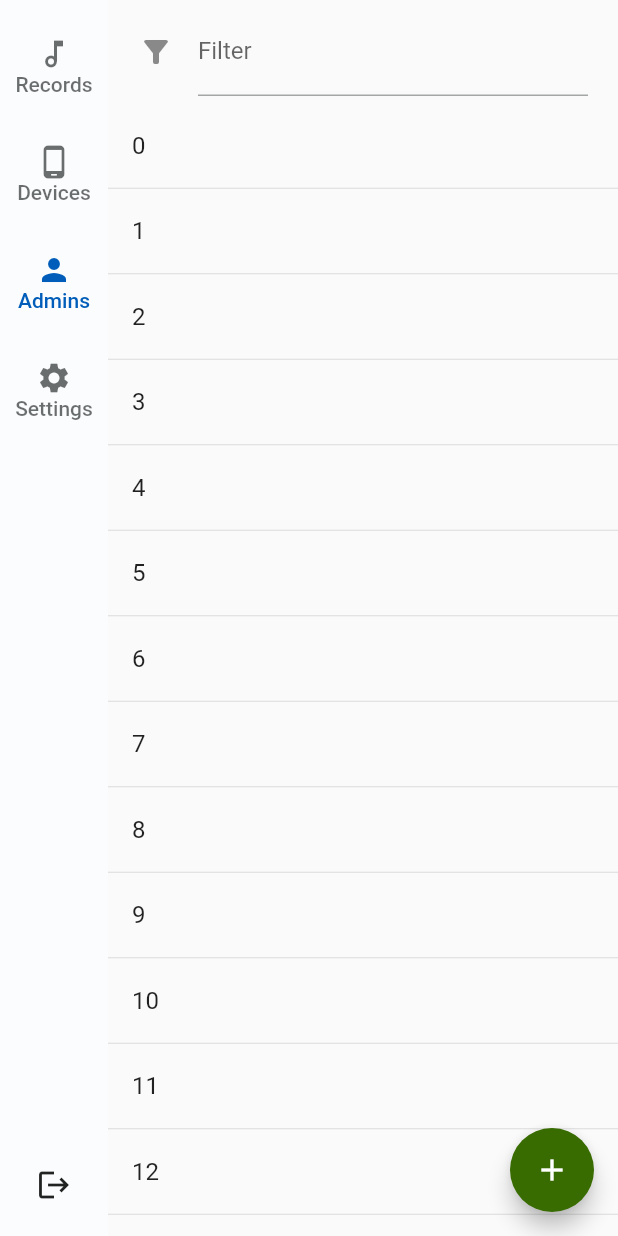
After one commit to we-kode/mml.administration-app, a Flutter app: the MainScreen screen opened directly, after a tap on "Devices", after a tap on "Admins", on a phone screen of 412 x 824 dp. The commit adds this screen. Run offline on Flutter 3.47's test engine with Material 2 defaults, Android fonts, the phone set to English and light mode, and no system bars; our stand-ins replace dio, flutter_secure_storage; accounts and stored records are empty; generated files the repository leaves out were written again.

Commit message:
WIP: Add listview component

```diff
--- /dev/null
+++ b/lib/components/async_list_view.dart
@@ -0,0 +1,152 @@
+import 'package:flutter/material.dart';
+import 'package:flutter_gen/gen_l10n/admin_app_localizations.dart';
+import 'package:mml_admin/components/horizontal_spacer.dart';
+
+class AsyncListView extends StatefulWidget {
+  Function<> loadData;
+
+  const AsyncListView({Key? key, required loadData}) : super(key: key);
+
+  @override
+  _AsyncListViewState createState() => _AsyncListViewState();
+}
+
+class _AsyncListViewState extends State<AsyncListView> {
+  bool _isInMultiSelectMode = false;
+  List<int> _selectedItems = [];
+  ScrollController _controller = ScrollController();
+
+
+
+  //controller.addListener(() {
+  //});
+
+  @override
+  Widget build(BuildContext context) {
+    var locales = AppLocalizations.of(context)!;
+
+    return Scaffold(
+      body: Column(
+        children: [
+          Padding(
+            padding: const EdgeInsets.symmetric(vertical: 5, horizontal: 20),
+            child: Row(
+              children: [
+                Expanded(
+                  child: TextField(
+                    decoration: InputDecoration(
+                      labelText: locales.filter,
+                      icon: const Icon(Icons.filter_list_alt),
+                    ),
+                    onChanged: (String filterText) {
+                      // TODO: Filter action
+                    },
+                  ),
+                ),
+                Visibility(
+                  visible: _isInMultiSelectMode,
+                  child: Padding(
+                    padding: const EdgeInsets.only(left: 20),
+                    child: Row(
+                      children: [
+                        IconButton(
+                          onPressed: () {
+                            setState(() {
+                              _isInMultiSelectMode = false;
+                              _selectedItems = [];
+                            });
+                          },
+                          icon: const Icon(Icons.close),
+                          tooltip: locales.cancel,
+                        ),
+                        horizontalSpacer,
+                        Text("${_selectedItems.length}"),
+                        horizontalSpacer,
+                        IconButton(
+                          onPressed: () {
+                            // TODO: Delete action
+                            setState(() {
+                              _isInMultiSelectMode = false;
+                              _selectedItems = [];
+                            });
+                          },
+                          icon: const Icon(Icons.remove),
+                          tooltip: locales.remove,
+                        ),
+                      ],
+                    ),
+                  ),
+                ),
+              ],
+            ),
+          ),
+          Expanded(
+            // TODO: Show Message for empty list and add infinite scroll/lazy loading
+            child: ListView.separated(
+              controller: _controller,
+              separatorBuilder: (context, index) {
+                return const Divider(
+                  height: 1,
+                );
+              },
+              itemBuilder: (context, index) {
+                return ListTile(
+                  leading: _isInMultiSelectMode
+                      ? Checkbox(
+                          onChanged: (_) {
+                            onItemChecked(index);
+                          },
+                          value: _selectedItems.contains(index),
+                        )
+                      : null,
+                  minVerticalPadding: 0,
+                  title: Text("$index"), // TODO: Display
+                  onTap: () {
+                    if (_isInMultiSelectMode) {
+                      onItemChecked(index);
+                    }
+                    // TODO: Edit action
+                  },
+                  onLongPress: () {
+                    if (!_isInMultiSelectMode) {
+                      setState(() {
+                        _isInMultiSelectMode = true;
+                      });
+                    }
+
+                    onItemChecked(index);
+                  },
+                );
+              },
+              itemCount: 50,
+            ),
+          ),
+        ],
+      ),
+      floatingActionButton: FloatingActionButton(
+        onPressed: () {}, // TODO: Add action
+        tooltip: locales.add,
+        child: const Icon(Icons.add),
+        // TODO: Visibility mode
+      ),
+    );
+  }
+
+  // TODO: Work with real items and guids
+  void onItemChecked(int index) {
+    if (_selectedItems.contains(index)) {
+      _selectedItems.remove(index);
+    } else {
+      _selectedItems.add(index);
+    }
+    setState(() {
+      _selectedItems = _selectedItems;
+    });
+  }
+
+  @override
+  void dispose() {
+    _controller.dispose();
+    super.dispose();
+  }
+}
--- /dev/null
+++ b/lib/components/horizontal_spacer.dart
@@ -0,0 +1,4 @@
+import 'package:flutter/material.dart';
+
+/// A horizontal spacer to be used for example in forms.
+const horizontalSpacer = SizedBox(width: 12);
--- a/lib/components/vertical_spacer.dart
+++ b/lib/components/vertical_spacer.dart
@@ -1,4 +1,4 @@
 import 'package:flutter/material.dart';
 
 /// A vertical spacer to be used for example in forms.
-const spacer = SizedBox(height: 12);
+const verticalSpacer = SizedBox(height: 12);
--- a/lib/l10n/admin_app_de.arb
+++ b/lib/l10n/admin_app_de.arb
@@ -33,5 +33,9 @@
   "settings": "Einstellungen",
   "logout": "Abmelden",
   "relogin": "Sie wurden automatisch abgemeldet! Bitte melden Sie sich neu an!",
-  "advanced": "Erweitert"
+  "advanced": "Erweitert",
+  "add": "Hinzufügen",
+  "remove": "Löschen",
+  "cancel": "Abbrechen",
+  "filter": "Filter"
 }
--- a/lib/l10n/admin_app_en.arb
+++ b/lib/l10n/admin_app_en.arb
@@ -26,5 +26,9 @@
   "settings": "Settings",
   "logout": "Logout",
   "relogin": "You were automatically logged out! Please login again!",
-  "advanced": "Advanced"
+  "advanced": "Advanced",
+  "add": "Add",
+  "remove": "Remove",
+  "cancel": "Cancel",
+  "filter": "Filter"
 }
--- a/lib/l10n/admin_app_ru.arb
+++ b/lib/l10n/admin_app_ru.arb
@@ -26,5 +26,9 @@
   "settings": "Настройки",
   "logout": "Выйти",
   "relogin": "Срок действия вашего логина истёк! Пожалуйста, войдите в систему ещё раз!",
-  "advanced": "Дополнительные настройки"
+  "advanced": "Дополнительные настройки",
+  "add": "Добавить",
+  "remove": "Удалить",
+  "cancel": "Отменить",
+  "filter": "Фильтр"
 }
```
Also changed, not shown: lib/views/login.dart (+9 -9 lines), lib/views/users.dart (+2 -58 lines).
